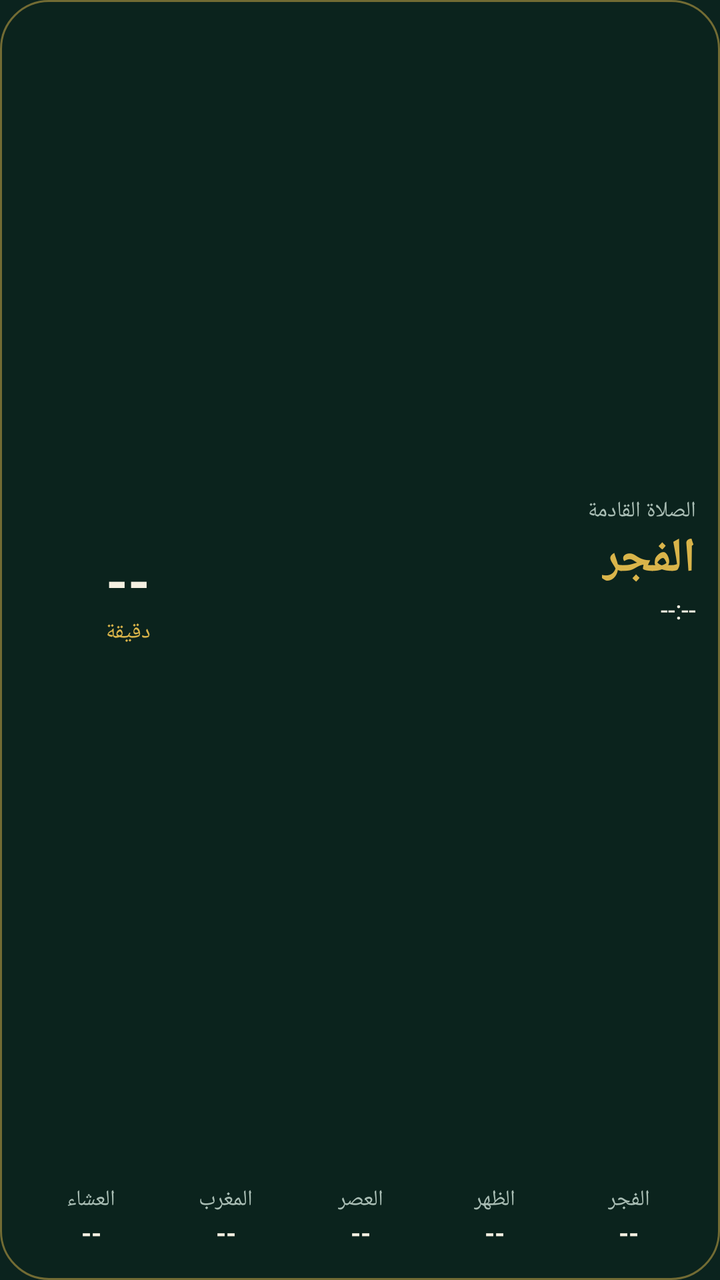
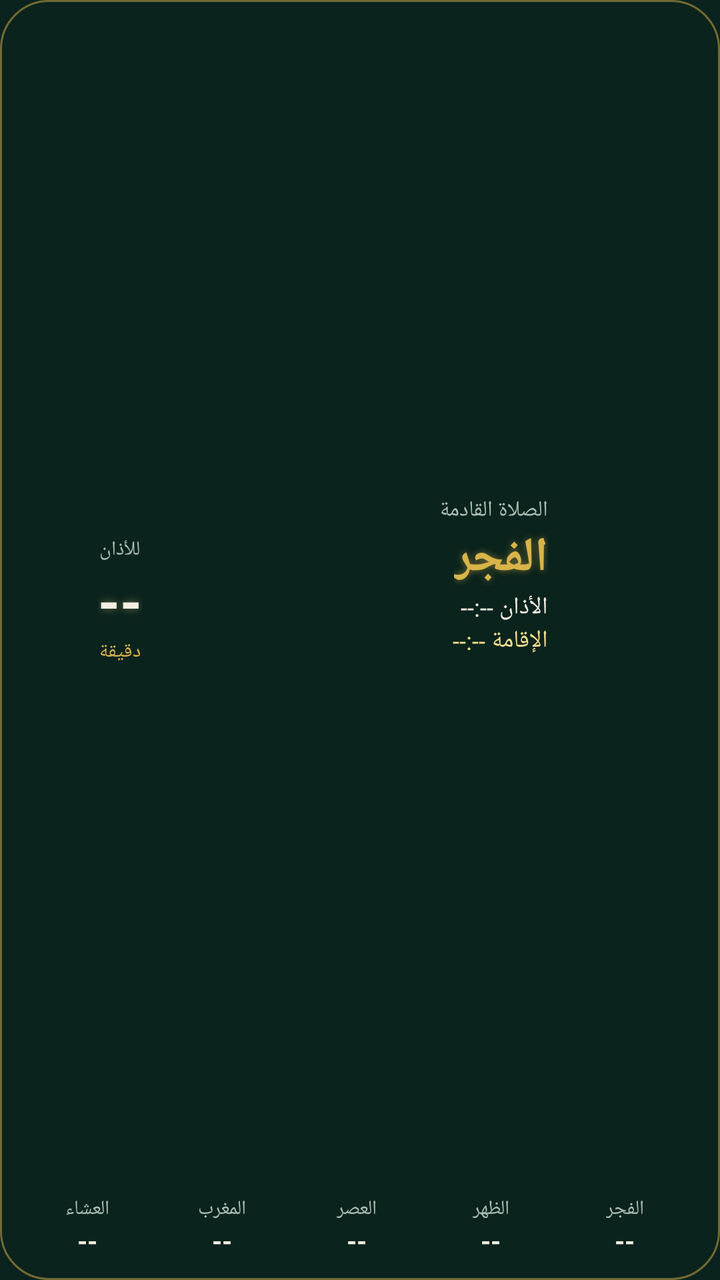

The first picture is an Android layout as it rendered before a commit; the second is the same layout after the commit. The layout source and the unified diff follow.
<!-- AndroidManifest.xml: application theme AppTheme -->
<!-- res/layout/widget_prayer.xml -->
<?xml version="1.0" encoding="utf-8"?>
<LinearLayout xmlns:android="http://schemas.android.com/apk/res/android"
    android:id="@+id/w_root"
    android:layout_width="match_parent"
    android:layout_height="match_parent"
    android:orientation="vertical"
    android:layoutDirection="rtl"
    android:background="@drawable/widget_bg"
    android:padding="12dp">

    <LinearLayout
        android:layout_width="match_parent"
        android:layout_height="0dp"
        android:layout_weight="1"
        android:gravity="center_vertical"
        android:orientation="horizontal">

        <LinearLayout
            android:layout_width="0dp"
            android:layout_height="wrap_content"
            android:layout_weight="1"
            android:orientation="vertical">

            <TextView
                android:id="@+id/w_label"
                android:layout_width="wrap_content"
                android:layout_height="wrap_content"
                android:text="الصلاة القادمة"
                android:textColor="#FFA9BDB4"
                android:textSize="11sp" />

            <TextView
                android:id="@+id/w_next_name"
                android:layout_width="wrap_content"
                android:layout_height="wrap_content"
                android:text="الفجر"
                android:textColor="#FFD9B44A"
                android:textSize="24sp"
                android:textStyle="bold" />

            <TextView
                android:id="@+id/w_next_time"
                android:layout_width="wrap_content"
                android:layout_height="wrap_content"
                android:text="--:--"
                android:textColor="#FFF4EFE1"
                android:textSize="13sp" />

            <LinearLayout
                android:layout_width="wrap_content"
                android:layout_height="wrap_content"
                android:layout_marginTop="4dp"
                android:gravity="center_vertical"
                android:orientation="horizontal">

                <ImageView
                    android:id="@+id/w_moon_img"
                    android:layout_width="30dp"
                    android:layout_height="30dp"
                    android:scaleType="fitCenter" />

                <LinearLayout
                    android:layout_width="wrap_content"
                    android:layout_height="wrap_content"
                    android:layout_marginStart="4dp"
                    android:orientation="vertical">

                    <TextView
                        android:id="@+id/w_moon"
                        android:layout_width="wrap_content"
                        android:layout_height="wrap_content"
                        android:textColor="#FFF4EFE1"
                        android:textSize="11sp" />

                    <TextView
                        android:id="@+id/w_hijri"
                        android:layout_width="wrap_content"
                        android:layout_height="wrap_content"
                        android:textColor="#FFA9BDB4"
                        android:textSize="10sp" />
                </LinearLayout>
            </LinearLayout>
        </LinearLayout>

        <FrameLayout
            android:layout_width="104dp"
            android:layout_height="104dp">

            <ImageView
                android:id="@+id/w_ring"
                android:layout_width="match_parent"
                android:layout_height="match_parent"
                android:scaleType="fitCenter" />

            <LinearLayout
                android:layout_width="wrap_content"
                android:layout_height="wrap_content"
                android:layout_gravity="center"
                android:gravity="center"
                android:orientation="vertical">

                <TextView
                    android:id="@+id/w_countdown"
                    android:layout_width="wrap_content"
                    android:layout_height="wrap_content"
                    android:text="--"
                    android:textColor="#FFF4EFE1"
                    android:textSize="28sp"
                    android:textStyle="bold" />

                <TextView
                    android:id="@+id/w_unit"
                    android:layout_width="wrap_content"
                    android:layout_height="wrap_content"
                    android:text="دقيقة"
                    android:textColor="#FFD9B44A"
                    android:textSize="11sp" />
            </LinearLayout>
        </FrameLayout>
    </LinearLayout>

    <LinearLayout
        android:layout_width="match_parent"
        android:layout_height="wrap_content"
        android:layout_marginTop="6dp"
        android:orientation="horizontal">

        <LinearLayout android:id="@+id/w_c0" android:layout_width="0dp" android:layout_height="wrap_content" android:layout_weight="1" android:gravity="center" android:orientation="vertical" android:padding="3dp">
            <TextView android:id="@+id/w_n0" android:layout_width="wrap_content" android:layout_height="wrap_content" android:text="الفجر" android:textColor="#FFA9BDB4" android:textSize="11sp" />
            <TextView android:id="@+id/w_t0" android:layout_width="wrap_content" android:layout_height="wrap_content" android:text="--" android:textColor="#FFF4EFE1" android:textSize="13sp" android:textStyle="bold" />
        </LinearLayout>
        <LinearLayout android:id="@+id/w_c1" android:layout_width="0dp" android:layout_height="wrap_content" android:layout_weight="1" android:gravity="center" android:orientation="vertical" android:padding="3dp">
            <TextView android:id="@+id/w_n1" android:layout_width="wrap_content" android:layout_height="wrap_content" android:text="الظهر" android:textColor="#FFA9BDB4" android:textSize="11sp" />
            <TextView android:id="@+id/w_t1" android:layout_width="wrap_content" android:layout_height="wrap_content" android:text="--" android:textColor="#FFF4EFE1" android:textSize="13sp" android:textStyle="bold" />
        </LinearLayout>
        <LinearLayout android:id="@+id/w_c2" android:layout_width="0dp" android:layout_height="wrap_content" android:layout_weight="1" android:gravity="center" android:orientation="vertical" android:padding="3dp">
            <TextView android:id="@+id/w_n2" android:layout_width="wrap_content" android:layout_height="wrap_content" android:text="العصر" android:textColor="#FFA9BDB4" android:textSize="11sp" />
            <TextView android:id="@+id/w_t2" android:layout_width="wrap_content" android:layout_height="wrap_content" android:text="--" android:textColor="#FFF4EFE1" android:textSize="13sp" android:textStyle="bold" />
        </LinearLayout>
        <LinearLayout android:id="@+id/w_c3" android:layout_width="0dp" android:layout_height="wrap_content" android:layout_weight="1" android:gravity="center" android:orientation="vertical" android:padding="3dp">
            <TextView android:id="@+id/w_n3" android:layout_width="wrap_content" android:layout_height="wrap_content" android:text="المغرب" android:textColor="#FFA9BDB4" android:textSize="11sp" />
            <TextView android:id="@+id/w_t3" android:layout_width="wrap_content" android:layout_height="wrap_content" android:text="--" android:textColor="#FFF4EFE1" android:textSize="13sp" android:textStyle="bold" />
        </LinearLayout>
        <LinearLayout android:id="@+id/w_c4" android:layout_width="0dp" android:layout_height="wrap_content" android:layout_weight="1" android:gravity="center" android:orientation="vertical" android:padding="3dp">
            <TextView android:id="@+id/w_n4" android:layout_width="wrap_content" android:layout_height="wrap_content" android:text="العشاء" android:textColor="#FFA9BDB4" android:textSize="11sp" />
            <TextView android:id="@+id/w_t4" android:layout_width="wrap_content" android:layout_height="wrap_content" android:text="--" android:textColor="#FFF4EFE1" android:textSize="13sp" android:textStyle="bold" />
        </LinearLayout>
    </LinearLayout>
</LinearLayout>
<!-- resources referenced by this layout -->
<resources>
  <!-- drawable widget_bg (drawable) -->
  <?xml version="1.0" encoding="utf-8"?>
  <shape xmlns:android="http://schemas.android.com/apk/res/android" android:shape="rectangle">
      <solid android:color="#EB0B231E" />
      <corners android:radius="24dp" />
      <stroke android:width="1dp" android:color="#80D9B44A" />
  </shape>
  <style name="AppTheme" parent="@android:style/Theme.Material.NoActionBar">
          <item name="android:windowBackground">@color/bg</item>
          <item name="android:statusBarColor">@color/bg</item>
          <item name="android:navigationBarColor">@color/bg</item>
          <item name="android:colorAccent">@color/gold</item>
          <item name="android:colorPrimary">@color/card</item>
      </style>
  <color name="bg">#FF0B231E</color>
  <color name="gold">#FFD9B44A</color>
  <color name="card">#FF143A31</color>
</resources>

<!-- the commit's change to res/layout/widget_prayer.xml (unified diff, before → after) -->
@@ -1,149 +1,181 @@
 <?xml version="1.0" encoding="utf-8"?>
-<LinearLayout xmlns:android="http://schemas.android.com/apk/res/android"
+<FrameLayout xmlns:android="http://schemas.android.com/apk/res/android"
     android:id="@+id/w_root"
     android:layout_width="match_parent"
-    android:layout_height="match_parent"
-    android:orientation="vertical"
-    android:layoutDirection="rtl"
-    android:background="@drawable/widget_bg"
-    android:padding="12dp">
+    android:layout_height="match_parent">
+
+    
+    <ImageView
+        android:id="@+id/w_bg"
+        android:layout_width="match_parent"
+        android:layout_height="match_parent"
+        android:background="@drawable/widget_bg"
+        android:scaleType="fitXY" />
 
     <LinearLayout
         android:layout_width="match_parent"
-        android:layout_height="0dp"
-        android:layout_weight="1"
-        android:gravity="center_vertical"
-        android:orientation="horizontal">
+        android:layout_height="match_parent"
+        android:layoutDirection="rtl"
+        android:orientation="vertical"
+        android:paddingStart="14dp"
+        android:paddingTop="10dp"
+        android:paddingEnd="10dp"
+        android:paddingBottom="8dp">
 
         <LinearLayout
-            android:layout_width="0dp"
-            android:layout_height="wrap_content"
+            android:layout_width="match_parent"
+            android:layout_height="0dp"
             android:layout_weight="1"
-            android:orientation="vertical">
+            android:gravity="center_vertical"
+            android:orientation="horizontal">
 
-            <TextView
-                android:id="@+id/w_label"
-                android:layout_width="wrap_content"
-                android:layout_height="wrap_content"
-                android:text="الصلاة القادمة"
-                android:textColor="#FFA9BDB4"
-                android:textSize="11sp" />
-
-            <TextView
-                android:id="@+id/w_next_name"
-                android:layout_width="wrap_content"
-                android:layout_height="wrap_content"
-                android:text="الفجر"
-                android:textColor="#FFD9B44A"
-                android:textSize="24sp"
-                android:textStyle="bold" />
-
-            <TextView
-                android:id="@+id/w_next_time"
-                android:layout_width="wrap_content"
-                android:layout_height="wrap_content"
-                android:text="--:--"
-                android:textColor="#FFF4EFE1"
-                android:textSize="13sp" />
+            
+            <ImageView
+                android:id="@+id/w_figure"
+                android:layout_width="64dp"
+                android:layout_height="64dp"
+                android:scaleType="fitCenter" />
 
             <LinearLayout
-                android:layout_width="wrap_content"
+                android:layout_width="0dp"
                 android:layout_height="wrap_content"
-                android:layout_marginTop="4dp"
-                android:gravity="center_vertical"
-                android:orientation="horizontal">
+                android:layout_marginStart="8dp"
+                android:layout_weight="1"
+                android:orientation="vertical">
+
+                <TextView
+                    android:id="@+id/w_label"
+                    android:layout_width="wrap_content"
+                    android:layout_height="wrap_content"
+                    android:text="الصلاة القادمة"
+                    android:textColor="#FFA9BDB4"
+                    android:textSize="11sp" />
+
+                <TextView
+                    android:id="@+id/w_next_name"
+                    android:layout_width="wrap_content"
+                    android:layout_height="wrap_content"
+                    android:shadowColor="#88D9B44A"
+                    android:shadowRadius="8"
+                    android:text="الفجر"
+                    android:textColor="#FFD9B44A"
+                    android:textSize="24sp"
+                    android:textStyle="bold" />
+
+                <TextView
+                    android:id="@+id/w_next_time"
+                    android:layout_width="wrap_content"
+                    android:layout_height="wrap_content"
+                    android:text="الأذان --:--"
+                    android:textColor="#FFF4EFE1"
+                    android:textSize="12sp" />
+
+                <TextView
+                    android:id="@+id/w_iqama"
+                    android:layout_width="wrap_content"
+                    android:layout_height="wrap_content"
+                    android:text="الإقامة --:--"
+                    android:textColor="#FFF6DE8D"
+                    android:textSize="12sp" />
+
+                <LinearLayout
+                    android:layout_width="wrap_content"
+                    android:layout_height="wrap_content"
+                    android:layout_marginTop="2dp"
+                    android:gravity="center_vertical"
+                    android:orientation="horizontal">
+
+                    <ImageView
+                        android:id="@+id/w_moon_img"
+                        android:layout_width="22dp"
+                        android:layout_height="22dp"
+                        android:scaleType="fitCenter" />
+
+                    <TextView
+                        android:id="@+id/w_moon"
+                        android:layout_width="wrap_content"
+                        android:layout_height="wrap_content"
+                        android:layout_marginStart="3dp"
+                        android:textColor="#FFA9BDB4"
+                        android:textSize="10sp" />
+                </LinearLayout>
+            </LinearLayout>
+
+            
+            <FrameLayout
+                android:layout_width="100dp"
+                android:layout_height="100dp">
 
                 <ImageView
-                    android:id="@+id/w_moon_img"
-                    android:layout_width="30dp"
-                    android:layout_height="30dp"
+                    android:id="@+id/w_ring"
+                    android:layout_width="match_parent"
+                    android:layout_height="match_parent"
                     android:scaleType="fitCenter" />
 
                 <LinearLayout
                     android:layout_width="wrap_content"
                     android:layout_height="wrap_content"
-                    android:layout_marginStart="4dp"
+                    android:layout_gravity="center"
+                    android:gravity="center"
                     android:orientation="vertical">
 
                     <TextView
-                        android:id="@+id/w_moon"
+                        android:id="@+id/w_ring_caption"
                         android:layout_width="wrap_content"
                         android:layout_height="wrap_content"
-                        android:textColor="#FFF4EFE1"
-                        android:textSize="11sp" />
+                        android:text="للأذان"
+                        android:textColor="#FFA9BDB4"
+                        android:textSize="10sp" />
 
                     <TextView
-                        android:id="@+id/w_hijri"
+                        android:id="@+id/w_countdown"
                         android:layout_width="wrap_content"
                         android:layout_height="wrap_content"
-                        android:textColor="#FFA9BDB4"
+                        android:shadowColor="#66F6DE8D"
+                        android:shadowRadius="10"
+                        android:text="--"
+                        android:textColor="#FFF4EFE1"
+                        android:textSize="28sp"
+                        android:textStyle="bold" />
+
+                    <TextView
+                        android:id="@+id/w_unit"
+                        android:layout_width="wrap_content"
+                        android:layout_height="wrap_content"
+                        android:text="دقيقة"
+                        android:textColor="#FFD9B44A"
                         android:textSize="10sp" />
                 </LinearLayout>
+            </FrameLayout>
+        </LinearLayout>
+
+        
+        <LinearLayout
+            android:layout_width="match_parent"
+            android:layout_height="wrap_content"
+            android:layout_marginTop="4dp"
+            android:orientation="horizontal">
+
+            <LinearLayout android:id="@+id/w_c0" android:layout_width="0dp" android:layout_height="wrap_content" android:layout_weight="1" android:gravity="center" android:orientation="vertical" android:paddingTop="3dp" android:paddingBottom="3dp">
+                <TextView android:id="@+id/w_n0" android:layout_width="wrap_content" android:layout_height="wrap_content" android:text="الفجر" android:textColor="#FFA9BDB4" android:textSize="10sp" />
+                <TextView android:id="@+id/w_t0" android:layout_width="wrap_content" android:layout_height="wrap_content" android:text="--" android:textColor="#FFF4EFE1" android:textSize="13sp" android:textStyle="bold" />
+            </LinearLayout>
+            <LinearLayout android:id="@+id/w_c1" android:layout_width="0dp" android:layout_height="wrap_content" android:layout_weight="1" android:gravity="center" android:orientation="vertical" android:paddingTop="3dp" android:paddingBottom="3dp">
+                <TextView android:id="@+id/w_n1" android:layout_width="wrap_content" android:layout_height="wrap_content" android:text="الظهر" android:textColor="#FFA9BDB4" android:textSize="10sp" />
+                <TextView android:id="@+id/w_t1" android:layout_width="wrap_content" android:layout_height="wrap_content" android:text="--" android:textColor="#FFF4EFE1" android:textSize="13sp" android:textStyle="bold" />
+            </LinearLayout>
+            <LinearLayout android:id="@+id/w_c2" android:layout_width="0dp" android:layout_height="wrap_content" android:layout_weight="1" android:gravity="center" android:orientation="vertical" android:paddingTop="3dp" android:paddingBottom="3dp">
+                <TextView android:id="@+id/w_n2" android:layout_width="wrap_content" android:layout_height="wrap_content" android:text="العصر" android:textColor="#FFA9BDB4" android:textSize="10sp" />
+                <TextView android:id="@+id/w_t2" android:layout_width="wrap_content" android:layout_height="wrap_content" android:text="--" android:textColor="#FFF4EFE1" android:textSize="13sp" android:textStyle="bold" />
+            </LinearLayout>
+            <LinearLayout android:id="@+id/w_c3" android:layout_width="0dp" android:layout_height="wrap_content" android:layout_weight="1" android:gravity="center" android:orientation="vertical" android:paddingTop="3dp" android:paddingBottom="3dp">
+                <TextView android:id="@+id/w_n3" android:layout_width="wrap_content" android:layout_height="wrap_content" android:text="المغرب" android:textColor="#FFA9BDB4" android:textSize="10sp" />
+                <TextView android:id="@+id/w_t3" android:layout_width="wrap_content" android:layout_height="wrap_content" android:text="--" android:textColor="#FFF4EFE1" android:textSize="13sp" android:textStyle="bold" />
+            </LinearLayout>
+            <LinearLayout android:id="@+id/w_c4" android:layout_width="0dp" android:layout_height="wrap_content" android:layout_weight="1" android:gravity="center" android:orientation="vertical" android:paddingTop="3dp" android:paddingBottom="3dp">
+                <TextView android:id="@+id/w_n4" android:layout_width="wrap_content" android:layout_height="wrap_content" android:text="العشاء" android:textColor="#FFA9BDB4" android:textSize="10sp" />
+                <TextView android:id="@+id/w_t4" android:layout_width="wrap_content" android:layout_height="wrap_content" android:text="--" android:textColor="#FFF4EFE1" android:textSize="13sp" android:textStyle="bold" />
             </LinearLayout>
         </LinearLayout>
-
-        <FrameLayout
-            android:layout_width="104dp"
-            android:layout_height="104dp">
-
-            <ImageView
-                android:id="@+id/w_ring"
-                android:layout_width="match_parent"
-                android:layout_height="match_parent"
-                android:scaleType="fitCenter" />
-
-            <LinearLayout
-                android:layout_width="wrap_content"
-                android:layout_height="wrap_content"
-                android:layout_gravity="center"
-                android:gravity="center"
-                android:orientation="vertical">
-
-                <TextView
-                    android:id="@+id/w_countdown"
-                    android:layout_width="wrap_content"
-                    android:layout_height="wrap_content"
-                    android:text="--"
-                    android:textColor="#FFF4EFE1"
-                    android:textSize="28sp"
-                    android:textStyle="bold" />
-
-                <TextView
-                    android:id="@+id/w_unit"
-                    android:layout_width="wrap_content"
-                    android:layout_height="wrap_content"
-                    android:text="دقيقة"
-                    android:textColor="#FFD9B44A"
-                    android:textSize="11sp" />
-            </LinearLayout>
-        </FrameLayout>
     </LinearLayout>
-
-    <LinearLayout
-        android:layout_width="match_parent"
-        android:layout_height="wrap_content"
-        android:layout_marginTop="6dp"
-        android:orientation="horizontal">
-
-        <LinearLayout android:id="@+id/w_c0" android:layout_width="0dp" android:layout_height="wrap_content" android:layout_weight="1" android:gravity="center" android:orientation="vertical" android:padding="3dp">
-            <TextView android:id="@+id/w_n0" android:layout_width="wrap_content" android:layout_height="wrap_content" android:text="الفجر" android:textColor="#FFA9BDB4" android:textSize="11sp" />
-            <TextView android:id="@+id/w_t0" android:layout_width="wrap_content" android:layout_height="wrap_content" android:text="--" android:textColor="#FFF4EFE1" android:textSize="13sp" android:textStyle="bold" />
-        </LinearLayout>
-        <LinearLayout android:id="@+id/w_c1" android:layout_width="0dp" android:layout_height="wrap_content" android:layout_weight="1" android:gravity="center" android:orientation="vertical" android:padding="3dp">
-            <TextView android:id="@+id/w_n1" android:layout_width="wrap_content" android:layout_height="wrap_content" android:text="الظهر" android:textColor="#FFA9BDB4" android:textSize="11sp" />
-            <TextView android:id="@+id/w_t1" android:layout_width="wrap_content" android:layout_height="wrap_content" android:text="--" android:textColor="#FFF4EFE1" android:textSize="13sp" android:textStyle="bold" />
-        </LinearLayout>
-        <LinearLayout android:id="@+id/w_c2" android:layout_width="0dp" android:layout_height="wrap_content" android:layout_weight="1" android:gravity="center" android:orientation="vertical" android:padding="3dp">
-            <TextView android:id="@+id/w_n2" android:layout_width="wrap_content" android:layout_height="wrap_content" android:text="العصر" android:textColor="#FFA9BDB4" android:textSize="11sp" />
-            <TextView android:id="@+id/w_t2" android:layout_width="wrap_content" android:layout_height="wrap_content" android:text="--" android:textColor="#FFF4EFE1" android:textSize="13sp" android:textStyle="bold" />
-        </LinearLayout>
-        <LinearLayout android:id="@+id/w_c3" android:layout_width="0dp" android:layout_height="wrap_content" android:layout_weight="1" android:gravity="center" android:orientation="vertical" android:padding="3dp">
-            <TextView android:id="@+id/w_n3" android:layout_width="wrap_content" android:layout_height="wrap_content" android:text="المغرب" android:textColor="#FFA9BDB4" android:textSize="11sp" />
-            <TextView android:id="@+id/w_t3" android:layout_width="wrap_content" android:layout_height="wrap_content" android:text="--" android:textColor="#FFF4EFE1" android:textSize="13sp" android:textStyle="bold" />
-        </LinearLayout>
-        <LinearLayout android:id="@+id/w_c4" android:layout_width="0dp" android:layout_height="wrap_content" android:layout_weight="1" android:gravity="center" android:orientation="vertical" android:padding="3dp">
-            <TextView android:id="@+id/w_n4" android:layout_width="wrap_content" android:layout_height="wrap_content" android:text="العشاء" android:textColor="#FFA9BDB4" android:textSize="11sp" />
-            <TextView android:id="@+id/w_t4" android:layout_width="wrap_content" android:layout_height="wrap_content" android:text="--" android:textColor="#FFF4EFE1" android:textSize="13sp" android:textStyle="bold" />
-        </LinearLayout>
-    </LinearLayout>
-</LinearLayout>
+</FrameLayout>
